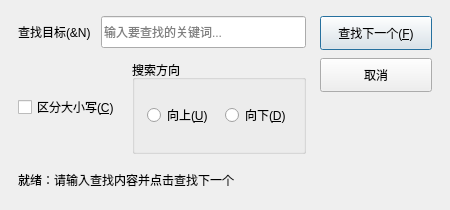
Before: the Qt Designer form notepad/searchdialog.ui in ChinoKou/QtCourse, drawn with Qt 5.
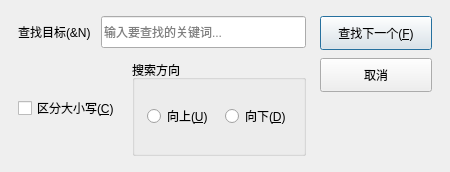
After: the same form once the commit is applied.

The edit to the form file:
```diff
--- a/notepad/searchdialog.ui
+++ b/notepad/searchdialog.ui
@@ -7,13 +7,13 @@
     <x>0</x>
     <y>0</y>
     <width>450</width>
-    <height>210</height>
+    <height>172</height>
    </rect>
   </property>
   <property name="minimumSize">
    <size>
     <width>430</width>
-    <height>195</height>
+    <height>160</height>
    </size>
   </property>
   <property name="windowTitle">
@@ -180,19 +180,6 @@
      </item>
     </layout>
    </item>
-   <item>
-    <widget class="QLabel" name="labelStatus">
-     <property name="minimumSize">
-      <size>
-       <width>0</width>
-       <height>28</height>
-      </size>
-     </property>
-     <property name="text">
-      <string>就绪：请输入查找内容并点击查找下一个</string>
-     </property>
-    </widget>
-   </item>
   </layout>
  </widget>
  <resources/>
```
